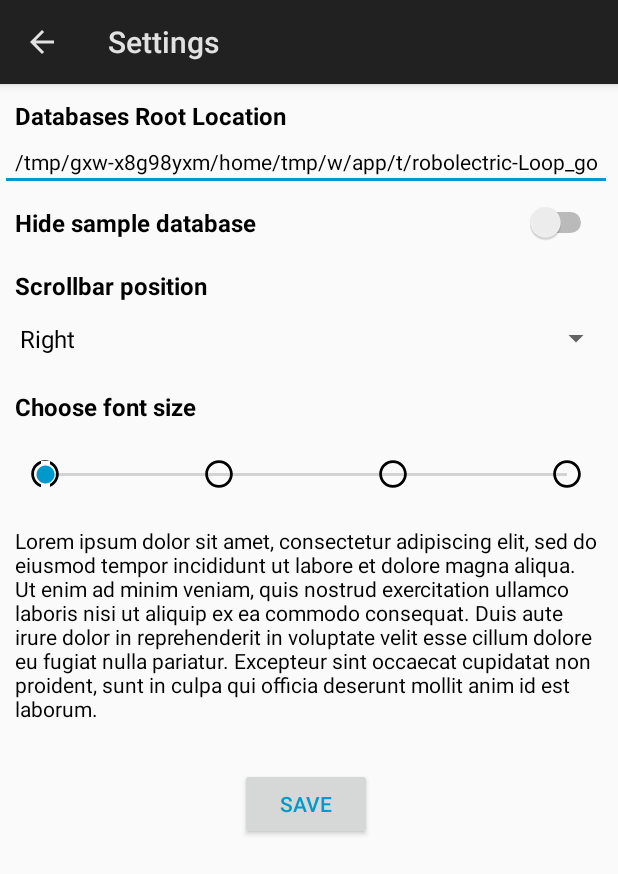
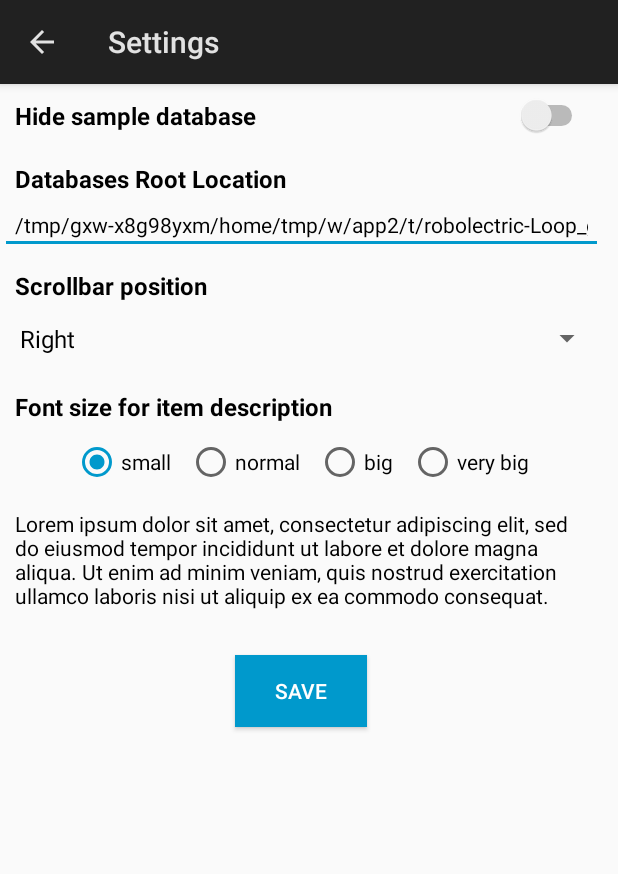
Before and after one commit to avlweb/collectionviewer, an Android app: the Settings screen opened directly, with no data from a screen before it, on a phone screen of 412 x 824 dp. Shown: the top 874 px of the screen. Run offline under Robolectric (Android 15) with nearby library versions, the light colour scheme and no system bars.

Commit message:
Change seekbar to radiogroup

```diff
--- a/app/src/main/java/com/avlweb/encycloviewer/Settings.java
+++ b/app/src/main/java/com/avlweb/encycloviewer/Settings.java
@@ -4,13 +4,13 @@ import android.app.ActionBar;
 import android.app.Activity;
 import android.content.SharedPreferences;
 import android.os.Bundle;
-import android.util.Log;
 import android.view.Menu;
 import android.view.MenuItem;
 import android.view.View;
 import android.widget.ArrayAdapter;
 import android.widget.EditText;
-import android.widget.SeekBar;
+import android.widget.RadioButton;
+import android.widget.RadioGroup;
 import android.widget.Spinner;
 import android.widget.Switch;
 import android.widget.TextView;
@@ -63,37 +63,55 @@ public class Settings extends Activity {
         spinner.setSelection(scrollbar);
         // Font size
         fontSize = pref.getInt(KEY_FONT_SIZE, 0);
-        TextView textSeekbar = findViewById(R.id.TextSeekbar);
+        TextView textSeekbar = findViewById(R.id.TextLorum);
         textSeekbar.setTextSize(getFontSizeFromPref(fontSize));
-        SeekBar seekBar = findViewById(R.id.seekBar);
-        seekBar.setProgress(fontSize);
-        seekBar.setOnSeekBarChangeListener(new SeekBar.OnSeekBarChangeListener() {
-            int progressChangedValue = 0;
-
-            public void onProgressChanged(SeekBar seekBar, int progress, boolean fromUser) {
-                progressChangedValue = progress;
-                Log.d("Seetings", "seekbar : value = " + progress);
-                if (progress != fontSize) {
-                    TextView textView = findViewById(R.id.TextSeekbar);
-                    textView.setTextSize(getFontSizeFromPref(progress));
-                    fontSize = progress;
-                }
-            }
-
-            public void onStartTrackingTouch(SeekBar seekBar) {
-                Log.d("Seetings", "Start bar progress is :" + progressChangedValue);
-            }
-
-            public void onStopTrackingTouch(SeekBar seekBar) {
-                Log.d("Seetings", "Seek bar progress is :" + progressChangedValue);
+        RadioGroup radioGroup = findViewById(R.id.radioGroup);
+        radioGroup.setOnCheckedChangeListener(new RadioGroup.OnCheckedChangeListener() {
+            @Override
+            public void onCheckedChanged(RadioGroup group, int checkedId) {
+                doOnFontSizeChanged(group, checkedId);
             }
         });
+        RadioButton button = findViewById(R.id.radioButtonSmall);
+        switch (fontSize) {
+            case 1:
+                button = findViewById(R.id.radioButtonNormal);
+                break;
+            case 2:
+                button = findViewById(R.id.radioButtonBig);
+                break;
+            case 3:
+                button = findViewById(R.id.radioButtonVerybig);
+                break;
+        }
+        button.setChecked(true);
     }
 
     @Override
     public boolean onCreateOptionsMenu(Menu menu) {
         getMenuInflater().inflate(R.menu.activity_search, menu);
         return true;
+    }
+
+    private void doOnFontSizeChanged(RadioGroup group, int checkedId) {
+        int checkedRadioId = group.getCheckedRadioButtonId();
+        if (checkedRadioId == R.id.radioButtonSmall) {
+            TextView textSeekbar = findViewById(R.id.TextLorum);
+            textSeekbar.setTextSize(getFontSizeFromPref(0));
+            fontSize = 0;
+        } else if (checkedRadioId == R.id.radioButtonNormal) {
+            TextView textSeekbar = findViewById(R.id.TextLorum);
+            textSeekbar.setTextSize(getFontSizeFromPref(1));
+            fontSize = 1;
+        } else if (checkedRadioId == R.id.radioButtonBig) {
+            TextView textSeekbar = findViewById(R.id.TextLorum);
+            textSeekbar.setTextSize(getFontSizeFromPref(2));
+            fontSize = 2;
+        } else if (checkedRadioId == R.id.radioButtonVerybig) {
+            TextView textSeekbar = findViewById(R.id.TextLorum);
+            textSeekbar.setTextSize(getFontSizeFromPref(3));
+            fontSize = 3;
+        }
     }
 
     private int getFontSizeFromPref(int val) {
--- a/app/src/main/res/drawable-anydpi-v24/seeker_circle.xml
+++ /dev/null
@@ -1,12 +0,0 @@
-<vector xmlns:android="http://schemas.android.com/apk/res/android"
-    android:width="24dp"
-    android:height="24dp"
-    android:viewportWidth="26.086956"
-    android:viewportHeight="26.086956">
-  <group android:translateX="1.0434783"
-      android:translateY="1.0434783">
-      <path
-          android:fillColor="#FF000000"
-          android:pathData="M12,2C6.48,2 2,6.48 2,12s4.48,10 10,10 10,-4.48 10,-10S17.52,2 12,2zM12,20c-4.42,0 -8,-3.58 -8,-8s3.58,-8 8,-8 8,3.58 8,8 -3.58,8 -8,8z"/>
-  </group>
-</vector>
--- a/app/src/main/res/layout/activity_settings.xml
+++ b/app/src/main/res/layout/activity_settings.xml
@@ -3,6 +3,7 @@
     android:layout_width="match_parent"
     android:layout_height="match_parent"
     android:fadeScrollbars="false"
+    android:scrollbarSize="10dp"
     android:fastScrollAlwaysVisible="true"
     android:fastScrollEnabled="false"
     android:scrollbarStyle="outsideInset"
@@ -13,6 +14,18 @@
         android:layout_width="match_parent"
         android:layout_height="wrap_content"
         android:orientation="vertical">
+
+        <Switch
+            android:id="@+id/switch_hide"
+            android:layout_width="match_parent"
+            android:layout_height="wrap_content"
+            android:padding="10dp"
+            android:text="@string/hide_sample_database"
+            android:textColor="@android:color/black"
+            android:textOff="@string/no"
+            android:textOn="@string/yes"
+            android:textSize="16sp"
+            android:textStyle="bold" />
 
         <TextView
             android:id="@+id/TextRootLocation"
@@ -37,18 +50,6 @@
             android:textColor="@android:color/black"
             android:textSize="14sp" />
 
-        <Switch
-            android:id="@+id/switch_hide"
-            android:layout_width="match_parent"
-            android:layout_height="wrap_content"
-            android:padding="10dp"
-            android:text="@string/hide_sample_database"
-            android:textColor="@android:color/black"
-            android:textOff="@string/no"
-            android:textOn="@string/yes"
-            android:textSize="16sp"
-            android:textStyle="bold" />
-
         <TextView
             android:id="@+id/TextScrollbar"
             android:layout_width="match_parent"
@@ -71,28 +72,54 @@
             android:layout_width="match_parent"
             android:layout_height="wrap_content"
             android:paddingHorizontal="10dp"
-            android:paddingTop="10dp"
+            android:paddingVertical="10dp"
             android:text="@string/choose_font_size"
             android:textColor="@android:color/black"
             android:textSize="16sp"
             android:textStyle="bold" />
 
-        <SeekBar
-            android:id="@+id/seekBar"
+        <RadioGroup
+            android:id="@+id/radioGroup"
             android:layout_width="match_parent"
             android:layout_height="wrap_content"
-            android:layout_marginTop="20dp"
-            android:max="3"
-            android:paddingHorizontal="30dp"
-            android:paddingVertical="5dp"
-            android:progress="0"
-            android:tickMark="@drawable/seeker_circle" />
+            android:layout_marginHorizontal="10dp"
+            android:gravity="center"
+            android:orientation="horizontal">
+
+            <RadioButton
+                android:id="@+id/radioButtonSmall"
+                android:layout_width="wrap_content"
+                android:layout_height="wrap_content"
+                android:layout_marginHorizontal="5dp"
+                android:text="@string/small" />
+
+            <RadioButton
+                android:id="@+id/radioButtonNormal"
+                android:layout_width="wrap_content"
+                android:layout_height="wrap_content"
+                android:layout_marginHorizontal="5dp"
+                android:text="@string/normal" />
+
+            <RadioButton
+                android:id="@+id/radioButtonBig"
+                android:layout_width="wrap_content"
+                android:layout_height="wrap_content"
+                android:layout_marginHorizontal="5dp"
+                android:text="@string/big" />
+
+            <RadioButton
+                android:id="@+id/radioButtonVerybig"
+                android:layout_width="wrap_content"
+                android:layout_height="wrap_content"
+                android:layout_marginHorizontal="5dp"
+                android:text="@string/very_big" />
+        </RadioGroup>
 
         <TextView
-            android:id="@+id/TextSeekbar"
+            android:id="@+id/TextLorum"
             android:layout_width="match_parent"
             android:layout_height="wrap_content"
-            android:layout_marginTop="20dp"
+            android:layout_marginTop="15dp"
             android:paddingHorizontal="10dp"
             android:text="@string/lorem_ipsum"
             android:textColor="@android:color/black"
@@ -104,9 +131,11 @@
             android:layout_height="wrap_content"
             android:layout_gravity="center"
             android:layout_margin="30dp"
+            android:background="@android:color/holo_blue_dark"
             android:onClick="SaveSettings"
             android:padding="10dp"
-            android:text="@string/save" />
+            android:text="@string/save"
+            android:textColor="@android:color/white" />
 
     </LinearLayout>
 
--- a/app/src/main/res/values/strings.xml
+++ b/app/src/main/res/values/strings.xml
@@ -49,7 +49,7 @@
     <string name="clear_done">Clear done !</string>
     <string name="databases_root_location">Databases Root Location</string>
     <string name="hide_sample_database">Hide sample database</string>
-    <string name="lorem_ipsum">Lorem ipsum dolor sit amet, consectetur adipiscing elit, sed do eiusmod tempor incididunt ut labore et dolore magna aliqua. Ut enim ad minim veniam, quis nostrud exercitation ullamco laboris nisi ut aliquip ex ea commodo consequat. Duis aute irure dolor in reprehenderit in voluptate velit esse cillum dolore eu fugiat nulla pariatur. Excepteur sint occaecat cupidatat non proident, sunt in culpa qui officia deserunt mollit anim id est laborum.</string>
+    <string name="lorem_ipsum">Lorem ipsum dolor sit amet, consectetur adipiscing elit, sed do eiusmod tempor incididunt ut labore et dolore magna aliqua. Ut enim ad minim veniam, quis nostrud exercitation ullamco laboris nisi ut aliquip ex ea commodo consequat.</string>
     <string name="words_to_search">Words to search comma separated</string>
     <string name="path_personal_root">Path to personal databases</string>
     <string name="no">No</string>
@@ -61,5 +61,9 @@
     </string-array>
     <string name="found_elements">Found %1$d items</string>
     <string name="search_in_database">Search in database</string>
-    <string name="choose_font_size">Choose font size</string>
+    <string name="choose_font_size">Font size for item description</string>
+    <string name="small">small</string>
+    <string name="normal">normal</string>
+    <string name="big">big</string>
+    <string name="very_big">very big</string>
 </resources>
```
Also changed, not shown: 1 other file.
